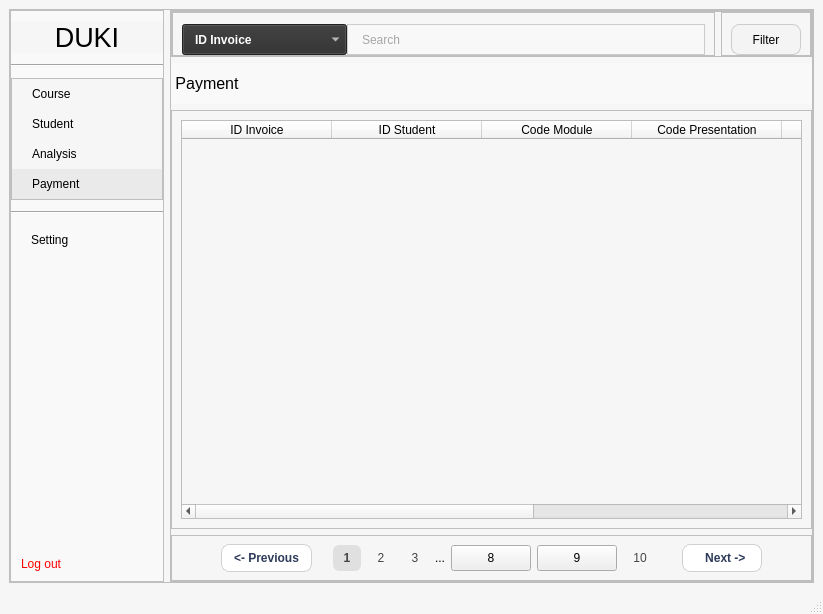
Qt form ui/payment.ui (Khiem2112/course-management-ml) before a commit.
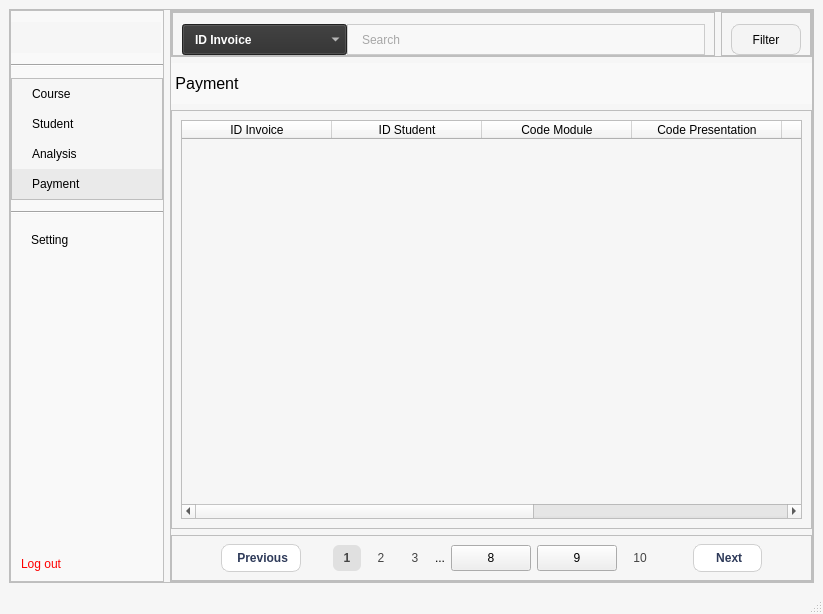
The same form after that commit. Icons and pictures are not drawn.

The edit to the form file:
```diff
--- a/ui/payment.ui
+++ b/ui/payment.ui
@@ -208,6 +208,12 @@
               <verstretch>0</verstretch>
              </sizepolicy>
             </property>
+            <property name="maximumSize">
+             <size>
+              <width>150</width>
+              <height>60</height>
+             </size>
+            </property>
             <property name="font">
              <font>
               <pointsize>20</pointsize>
@@ -217,7 +223,13 @@
              <string notr="true"/>
             </property>
             <property name="text">
-             <string>DUKI</string>
+             <string/>
+            </property>
+            <property name="pixmap">
+             <pixmap>../media/images/Logo DUKI.png</pixmap>
+            </property>
+            <property name="scaledContents">
+             <bool>true</bool>
             </property>
             <property name="alignment">
              <set>Qt::AlignCenter</set>
@@ -744,7 +756,11 @@
                 </sizepolicy>
                </property>
                <property name="text">
-                <string>&lt;- Previous</string>
+                <string> Previous</string>
+               </property>
+               <property name="icon">
+                <iconset>
+                 <normaloff>../media/images/icons/Course/le-Photoroom.png</normaloff>../media/images/icons/Course/le-Photoroom.png</iconset>
                </property>
               </widget>
              </item>
@@ -939,8 +955,15 @@
                  <verstretch>0</verstretch>
                 </sizepolicy>
                </property>
+               <property name="layoutDirection">
+                <enum>Qt::RightToLeft</enum>
+               </property>
                <property name="text">
-                <string>   Next -&gt; </string>
+                <string>   Next  </string>
+               </property>
+               <property name="icon">
+                <iconset>
+                 <normaloff>../media/images/icons/Course/ri-Photoroom.png</normaloff>../media/images/icons/Course/ri-Photoroom.png</iconset>
                </property>
               </widget>
              </item>
```
